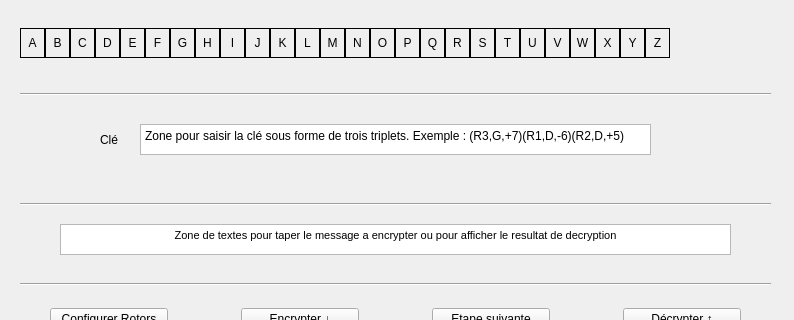
This is ui/qt.ui in PyTaki/TpMachineEnigma as Qt 5 draws it before an edit; both pictures show x 0 to 794 and y 356 to 676 of the 794 by 821 pixel window. The edited form follows.
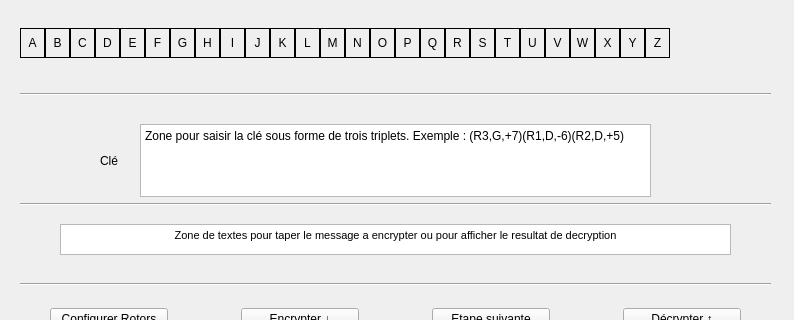
This is the edited form. Icons and pictures are not drawn.

```diff
--- a/ui/qt.ui
+++ b/ui/qt.ui
@@ -6297,7 +6297,7 @@
      <x>100</x>
      <y>480</y>
      <width>551</width>
-     <height>31</height>
+     <height>73</height>
     </rect>
    </property>
    <layout class="QHBoxLayout" name="zoneCle">
```
Left out of the diff: 9 changed lines with no effect on the pictures.
